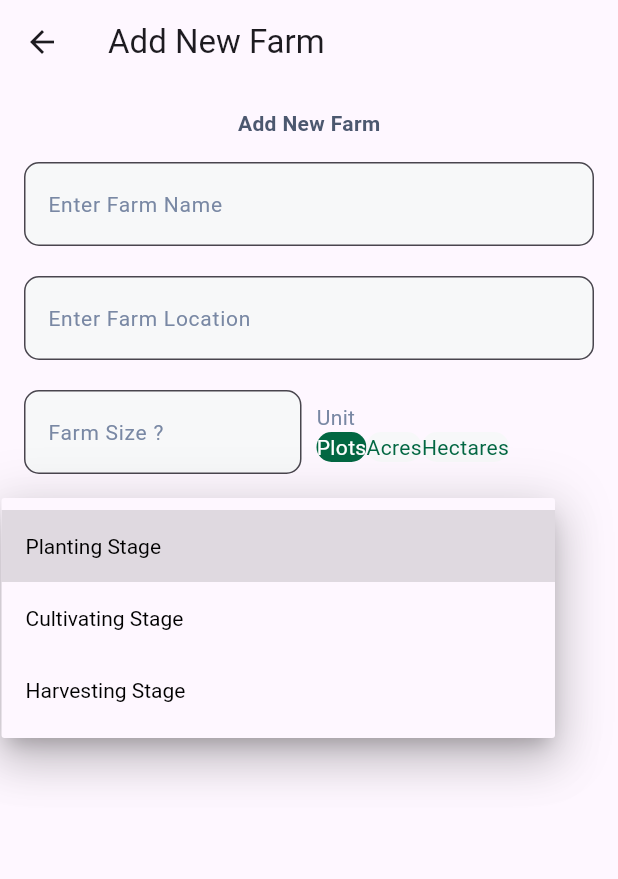
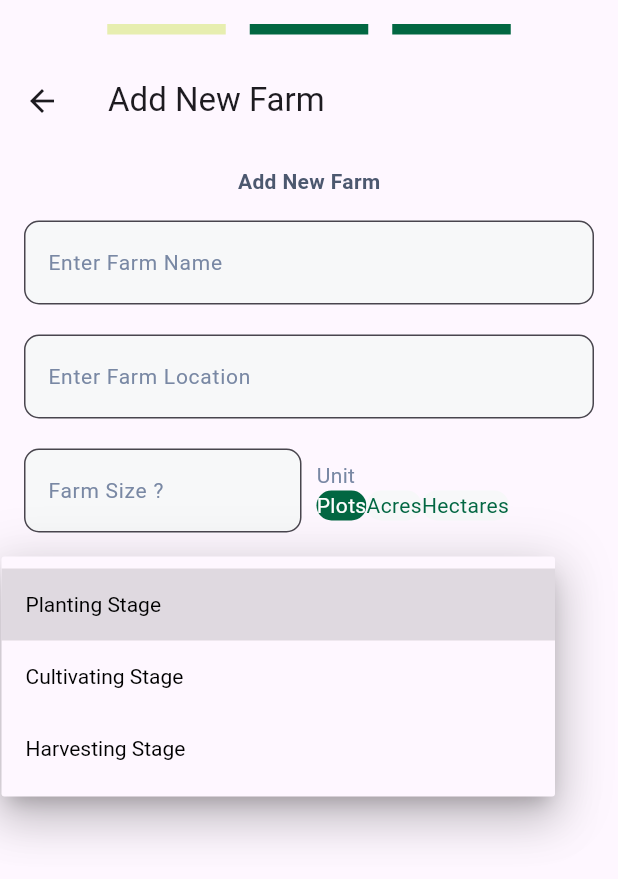
Before and after one commit to MASL-FUTA/Cassava.AI-frontend, a Flutter app: the AddFarmPage screen opened directly, after a tap on "Planting Stage", on a phone screen of 412 x 824 dp. Shown: the top 879 px of the screen. Run offline on Flutter 3.47's test engine with Material 3 defaults, Android fonts, the phone set to English and light mode, and no system bars; our stand-ins replace bloc, carousel_slider, flutter_bloc, smooth_page_indicator.

Commit message:
farm pages ui completed

```diff
--- a/lib/pages/farm_pages/add_farm_page.dart
+++ b/lib/pages/farm_pages/add_farm_page.dart
@@ -1,5 +1,6 @@
 import 'package:flutter/material.dart';
 import 'package:masl_futa_agric/pages/farm_pages/soil_information_page.dart';
+import 'package:masl_futa_agric/pages/farm_pages/soil_properties_page.dart';
 
 class AddFarmPage extends StatefulWidget {
   @override
@@ -7,23 +8,71 @@ class AddFarmPage extends StatefulWidget {
 }
 
 class _AddFarmPageState extends State<AddFarmPage> {
+  final PageController _pageController = PageController();
+  int currentPage = 0;
   @override
   Widget build(BuildContext context) {
-    return Scaffold(
-      appBar: AppBar(
-        title: Text('Add New Farm'),
-      ),
-      body: PageView(
+    return SafeArea(
+      child: Scaffold(
+
+        body: Column(
+
           children: [
+             PageIndicator(pageCount: 3, currentPage: currentPage),
+            Expanded(
+              child: PageView(
+                controller: _pageController,
+                onPageChanged: (index) {
+                        setState(() {
+                          currentPage = index;
+                        });},
+                children: [
+
                   // Page 1
                   AddFarmPage1(),
                   // Page 2
                   SoilInformationPage(),
+                  //Page 3
+                  SoilPropertyPage(),
                 ],
+              ),
+            ),
+          ],
+        ),
       ),
     );
   }
 }
+
+class PageIndicator extends StatelessWidget {
+  final int pageCount;
+  final int currentPage;
+
+  PageIndicator({required this.pageCount, required this.currentPage});
+
+  @override
+  Widget build(BuildContext context) {
+    return Container(
+      padding: EdgeInsets.all(16.0),
+      child: Row(
+        mainAxisAlignment: MainAxisAlignment.center,
+        children: List.generate(pageCount, (index) {
+          return Container(
+            margin: EdgeInsets.symmetric(horizontal: 8.0),
+            height: 7.0,
+              width: 79.0,
+            decoration: BoxDecoration(
+              shape: BoxShape.rectangle,
+
+              color: index == currentPage ? Color(0xffE7EEB0) : Color(0xff026742),
+            ),
+          );
+        }),
+      ),
+    );
+  }
+}
+
 
 class AddFarmPage1 extends StatefulWidget {
   @override
@@ -37,7 +86,11 @@ String selectedUnit = 'Plots';
   @override
   Widget build(BuildContext context) {
 
-    return Padding(
+    return Scaffold(
+       appBar: AppBar(
+        title: Text('Add New Farm'),
+      ),
+      body: Padding(
         padding: const EdgeInsets.all(16.0),
         child: Column(
           crossAxisAlignment: CrossAxisAlignment.start,
@@ -232,6 +285,7 @@ Container(
             ),
           ],
         ),
+      ),
     );
   }
 }
--- /dev/null
+++ b/lib/pages/farm_pages/bloc/bloc/farm_bloc_event.dart
@@ -0,0 +1,9 @@
+part of 'farm_bloc_bloc.dart';
+
+@immutable
+sealed class FarmBlocEvent {}
+
+// Events
+abstract class FarmListEvent {}
+
+class LoadFarmListEvent extends FarmListEvent {}
--- /dev/null
+++ b/lib/pages/farm_pages/bloc/bloc/farm_bloc_state.dart
@@ -0,0 +1,17 @@
+part of 'farm_bloc_bloc.dart';
+
+@immutable
+sealed class FarmBlocState {}
+
+final class FarmBlocInitial extends FarmBlocState {}
+
+// States
+abstract class FarmListState {}
+
+class EmptyFarmListState extends FarmListState {}
+
+class NonEmptyFarmListState extends FarmListState {
+  final List<Farm> farms;
+
+  NonEmptyFarmListState(this.farms);
+}
--- a/pubspec.yaml
+++ b/pubspec.yaml
@@ -37,6 +37,8 @@ dependencies:
   cupertino_icons: ^1.0.2
   carousel_slider: ^4.2.1
   smooth_page_indicator: ^1.1.0
+  bloc: ^8.1.2
+  flutter_bloc: ^8.1.3
 
 dev_dependencies:
   flutter_test:
```
Also changed, not shown: lib/main.dart (+11 -16 lines), lib/pages/farm_pages/bloc/bloc/farm_bloc_bloc.dart (added, +39 -0 lines), lib/pages/farm_pages/farm_page.dart (+82 -11 lines), lib/pages/farm_pages/soil_properties_page.dart (+15 -9 lines), assets/images/peasant tools.png (added), pubspec.lock. Lines whose indentation alone changed are shown as unchanged.
